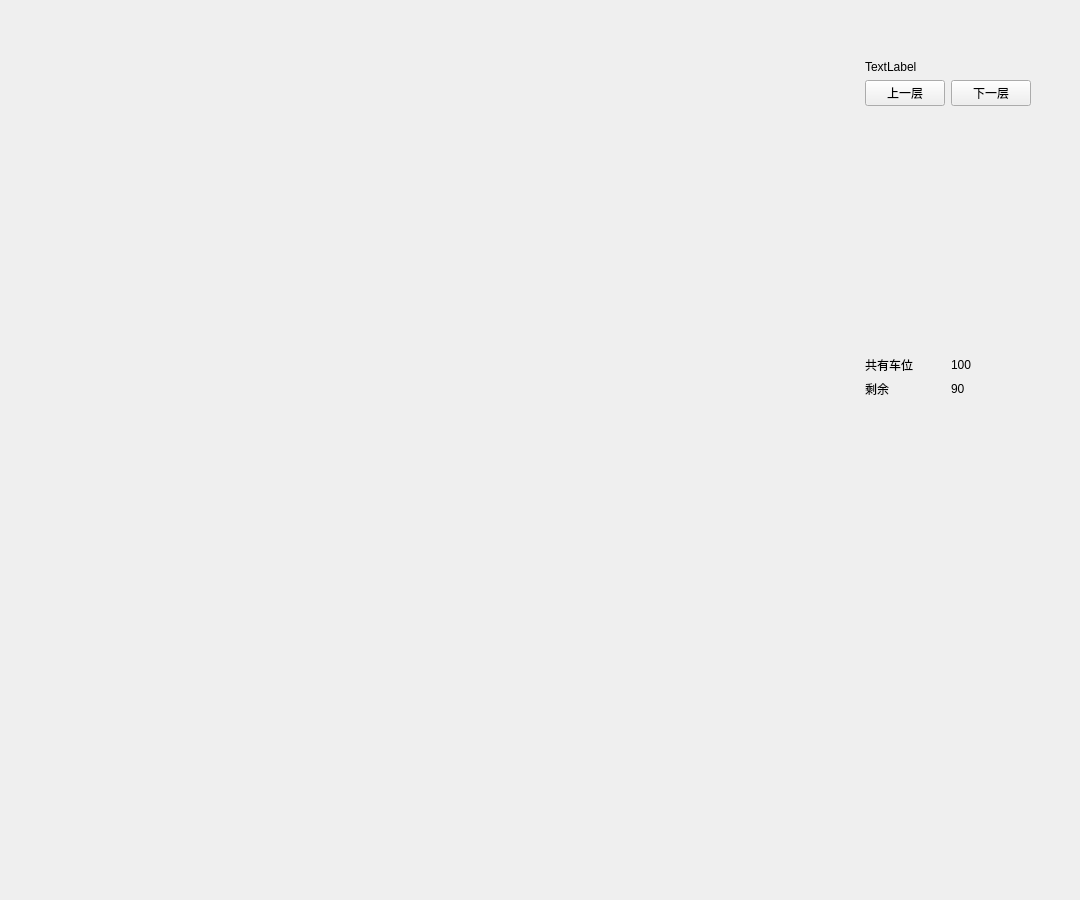
w-mj/DataStructureProject, file monitor.ui: the form before one commit.
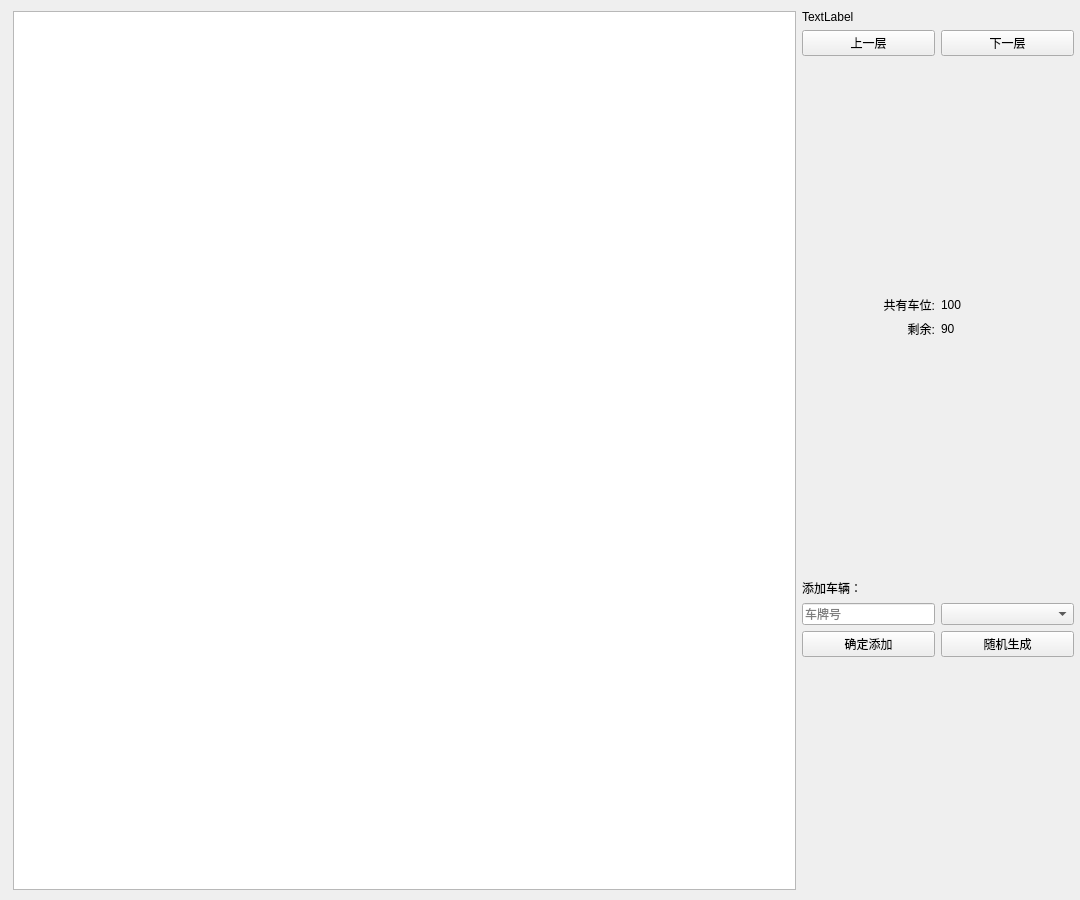
The form after the commit.

What changed in the file:
```diff
--- a/monitor.ui
+++ b/monitor.ui
@@ -10,16 +10,34 @@
     <height>900</height>
    </rect>
   </property>
+  <property name="sizePolicy">
+   <sizepolicy hsizetype="Fixed" vsizetype="Fixed">
+    <horstretch>0</horstretch>
+    <verstretch>0</verstretch>
+   </sizepolicy>
+  </property>
+  <property name="minimumSize">
+   <size>
+    <width>1080</width>
+    <height>900</height>
+   </size>
+  </property>
+  <property name="maximumSize">
+   <size>
+    <width>1080</width>
+    <height>900</height>
+   </size>
+  </property>
   <property name="windowTitle">
    <string>Form</string>
   </property>
   <widget class="QWidget" name="horizontalLayoutWidget">
    <property name="geometry">
     <rect>
-     <x>220</x>
-     <y>60</y>
-     <width>811</width>
-     <height>581</height>
+     <x>13</x>
+     <y>10</y>
+     <width>1061</width>
+     <height>881</height>
     </rect>
    </property>
    <layout class="QHBoxLayout" name="rootLayout">
@@ -27,27 +45,29 @@
      <enum>QLayout::SetDefaultConstraint</enum>
     </property>
     <item>
-     <layout class="QGridLayout" name="parkinglotView">
-      <property name="spacing">
-       <number>0</number>
+     <widget class="QGraphicsView" name="view">
+      <property name="sizePolicy">
+       <sizepolicy hsizetype="Expanding" vsizetype="Expanding">
+        <horstretch>0</horstretch>
+        <verstretch>0</verstretch>
+       </sizepolicy>
       </property>
-     </layout>
-    </item>
-    <item>
-     <spacer name="horizontalSpacer">
-      <property name="orientation">
-       <enum>Qt::Horizontal</enum>
+      <property name="minimumSize">
+       <size>
+        <width>783</width>
+        <height>879</height>
+       </size>
       </property>
-      <property name="sizeHint" stdset="0">
+      <property name="maximumSize">
        <size>
-        <width>40</width>
-        <height>20</height>
+        <width>783</width>
+        <height>879</height>
        </size>
       </property>
-     </spacer>
+     </widget>
     </item>
     <item>
-     <layout class="QVBoxLayout" name="verticalLayout">
+     <layout class="QVBoxLayout" name="verticalLayout" stretch="0,0,0,0,0,0,0,0,0,0">
       <property name="sizeConstraint">
        <enum>QLayout::SetDefaultConstraint</enum>
       </property>
@@ -93,13 +113,19 @@
        <layout class="QHBoxLayout" name="horizontalLayout">
         <item>
          <widget class="QLabel" name="label">
+          <property name="layoutDirection">
+           <enum>Qt::RightToLeft</enum>
+          </property>
           <property name="text">
-           <string>共有车位</string>
+           <string>共有车位:</string>
+          </property>
+          <property name="alignment">
+           <set>Qt::AlignRight|Qt::AlignTrailing|Qt::AlignVCenter</set>
           </property>
          </widget>
         </item>
         <item>
-         <widget class="QLabel" name="label_2">
+         <widget class="QLabel" name="allSpace">
           <property name="text">
            <string>100</string>
           </property>
@@ -111,8 +137,17 @@
        <layout class="QHBoxLayout" name="horizontalLayout_3">
         <item>
          <widget class="QLabel" name="label_4">
+          <property name="sizePolicy">
+           <sizepolicy hsizetype="Preferred" vsizetype="Preferred">
+            <horstretch>0</horstretch>
+            <verstretch>0</verstretch>
+           </sizepolicy>
+          </property>
           <property name="text">
-           <string>剩余</string>
+           <string>剩余:</string>
+          </property>
+          <property name="alignment">
+           <set>Qt::AlignRight|Qt::AlignTrailing|Qt::AlignVCenter</set>
           </property>
          </widget>
         </item>
@@ -138,6 +173,76 @@
         </property>
        </spacer>
       </item>
+      <item>
+       <widget class="QLabel" name="label_2">
+        <property name="text">
+         <string>添加车辆：</string>
+        </property>
+        <property name="textFormat">
+         <enum>Qt::AutoText</enum>
+        </property>
+        <property name="wordWrap">
+         <bool>false</bool>
+        </property>
+       </widget>
+      </item>
+      <item>
+       <layout class="QHBoxLayout" name="horizontalLayout_4">
+        <item>
+         <widget class="QLineEdit" name="plateNumBox">
+          <property name="sizePolicy">
+           <sizepolicy hsizetype="Preferred" vsizetype="Fixed">
+            <horstretch>0</horstretch>
+            <verstretch>0</verstretch>
+           </sizepolicy>
+          </property>
+          <property name="inputMask">
+           <string/>
+          </property>
+          <property name="text">
+           <string/>
+          </property>
+          <property name="placeholderText">
+           <string>车牌号</string>
+          </property>
+         </widget>
+        </item>
+        <item>
+         <widget class="QComboBox" name="selectColor"/>
+        </item>
+       </layout>
+      </item>
+      <item>
+       <layout class="QHBoxLayout" name="horizontalLayout_5">
+        <item>
+         <widget class="QPushButton" name="addCar">
+          <property name="text">
+           <string>确定添加</string>
+          </property>
+         </widget>
+        </item>
+        <item>
+         <widget class="QPushButton" name="random">
+          <property name="text">
+           <string>随机生成</string>
+          </property>
+         </widget>
+        </item>
+       </layout>
+      </item>
+      <item>
+       <spacer name="verticalSpacer_4">
+        <property name="orientation">
+         <enum>Qt::Vertical</enum>
+        </property>
+        <property name="sizeHint" stdset="0">
+         <size>
+          <width>20</width>
+          <height>40</height>
+         </size>
+        </property>
+       </spacer>
+      </item>
      </layout>
     </item>
    </layout>
```
Left out of the diff: 2 changed lines with no effect on the pictures.
